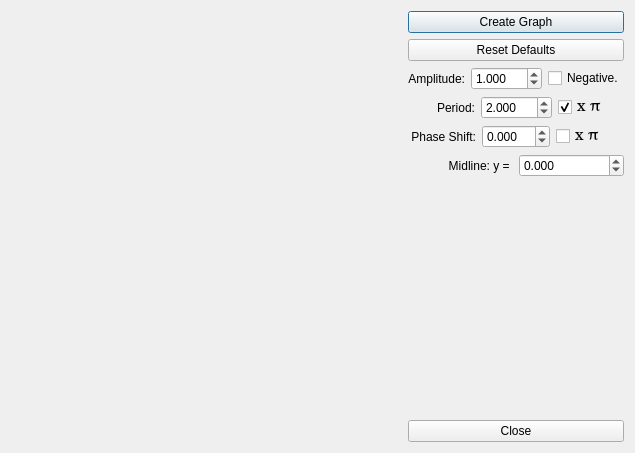
Above: creategraphswindow.ui from slivings99/sinusoidal-graphs before the change. Below: the same form after it.
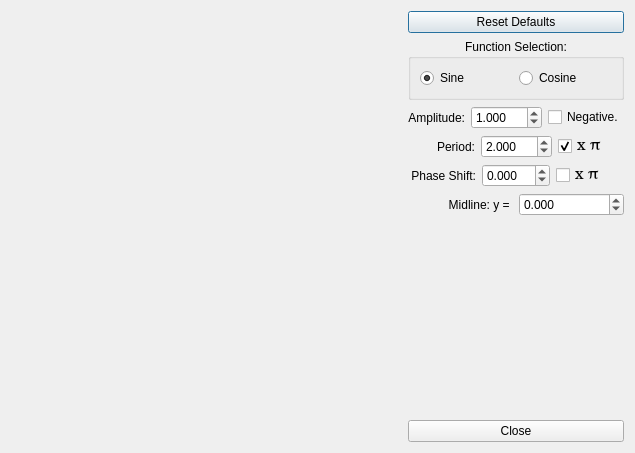
That is the form after the change. Custom widgets are drawn as their Qt base class.

Commit message: Added radio buttons to select sine or cosine. Moved calculation to a separate function for the switch statement.

The edit to the form file:
```diff
--- a/creategraphswindow.ui
+++ b/creategraphswindow.ui
@@ -26,13 +26,6 @@
    </item>
    <item row="0" column="1">
     <layout class="QVBoxLayout" name="verticalLayout">
-     <item>
-      <widget class="QPushButton" name="btnCreateGraph">
-       <property name="text">
-        <string>Create Graph</string>
-       </property>
-      </widget>
-     </item>
      <item>
       <widget class="QPushButton" name="btnResetDefaults">
        <property name="text">
@@ -40,6 +33,35 @@
        </property>
       </widget>
      </item>
+     <item>
+      <widget class="QGroupBox" name="groupFunctionSelection">
+       <property name="title">
+        <string>Function Selection:</string>
+       </property>
+       <property name="alignment">
+        <set>Qt::AlignHCenter|Qt::AlignTop</set>
+       </property>
+       <layout class="QHBoxLayout" name="horizontalLayout_5">
+        <item>
+         <widget class="QRadioButton" name="radioSine">
+          <property name="text">
+           <string>Sine</string>
+          </property>
+          <property name="checked">
+           <bool>true</bool>
+          </property>
+         </widget>
+        </item>
+        <item>
+         <widget class="QRadioButton" name="radioCosine">
+          <property name="text">
+           <string>Cosine</string>
+          </property>
+         </widget>
+        </item>
+       </layout>
+      </widget>
+     </item>
      <item>
       <layout class="QHBoxLayout" name="horizontalLayout">
        <item>
```
Left out of the diff: 1 changed line with no effect on the pictures. The commit also changes 5 other files.
